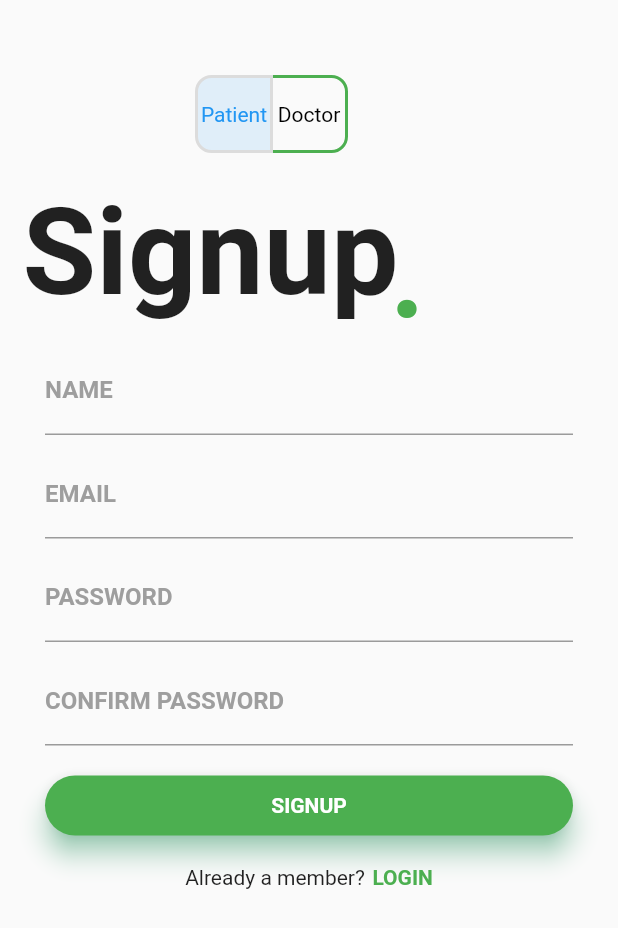
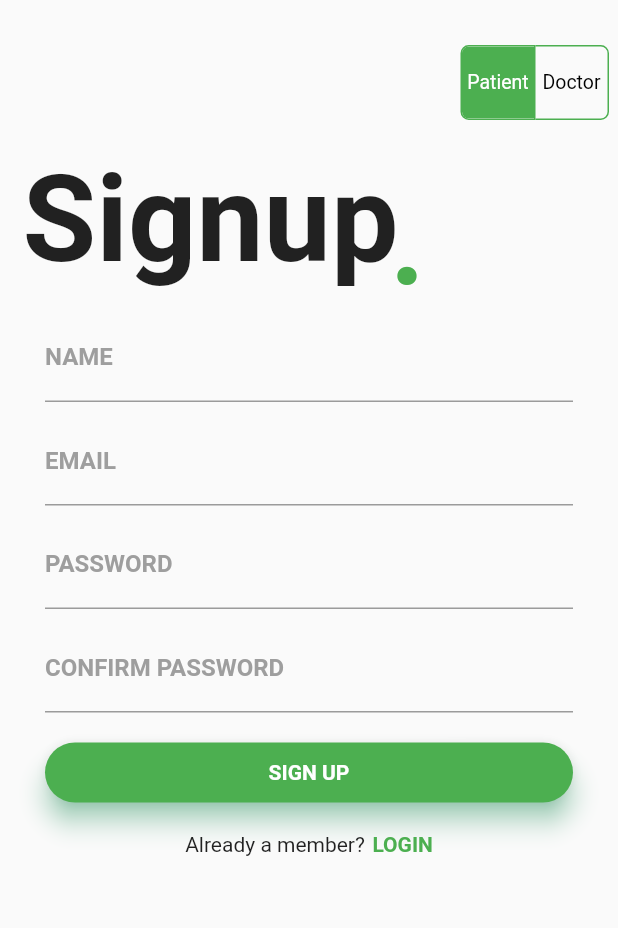
Before and after one commit to NazmuMasood/Doctors_app, a Flutter app: the SignupDocScreen screen opened by its route, after a tap on "Patient", on a phone screen of 412 x 824 dp. Shown: the top 928 px of the screen. Run offline on Flutter 3.47's test engine with Material 2 defaults, Android fonts, the light colour scheme and no system bars; our stand-ins replace firebase_auth; accounts and stored records are empty; Roboto replaces fonts that are missing (Montserrat, avenir); key blocks and very long unbroken strings in the code were emptied for the run.

Commit message:
Auth screens Toggle button placement updated

```diff
--- a/lib/screens/auth/signup.dart
+++ b/lib/screens/auth/signup.dart
@@ -35,14 +35,33 @@ class _SignupScreenState extends State<SignupScreen> {
             crossAxisAlignment: CrossAxisAlignment.start,
             children: <Widget>[
               Container(
-                padding: EdgeInsets.fromLTRB(130.0, 50.0, 0.0, 0.0),
+                padding: EdgeInsets.fromLTRB(0.0, 30.0, 6.0, 0.0),
+                alignment: Alignment.centerRight,
                 child: ToggleButtons(
-                  children: <Widget>[Text('Patient'), Text('Doctor')],
+                  children: <Widget>[
+                    Padding(
+                      padding: const EdgeInsets.all(0.0),
+                      child: Text(
+                        'Patient',
+                        style: TextStyle(fontSize: 13),
+                      ),
+                    ),
+                    Padding(
+                      padding: const EdgeInsets.all(0.0),
+                      child: Text(
+                        'Doctor',
+                        style: TextStyle(fontSize: 13),
+                      ),
+                    ),
+                  ],
                   borderColor: Colors.green,
                   color: Colors.black,
-                  borderRadius: BorderRadius.circular(10),
-                  borderWidth: 2,
+                  borderRadius: BorderRadius.circular(5),
+                  borderWidth: 1,
                   highlightColor: Colors.redAccent,
+                  selectedBorderColor: Colors.green,
+                  selectedColor: Colors.white,
+                  fillColor: Colors.green,
                   onPressed: (int index) {
                     setState(() {
                       if (!isSelected[index]) {
@@ -186,7 +205,7 @@ class _SignupScreenState extends State<SignupScreen> {
                                 onTap: save,
                                 child: Center(
                                   child: Text(
-                                    'SIGNUP',
+                                    'SIGN UP',
                                     style: TextStyle(
                                         color: Colors.white,
                                         fontWeight: FontWeight.bold,
--- a/lib/screens/auth/signupdoc.dart
+++ b/lib/screens/auth/signupdoc.dart
@@ -1,6 +1,8 @@
+import 'package:flutter/cupertino.dart';
 import 'package:flutter/material.dart';
 import 'package:firebase_auth/firebase_auth.dart';
 import 'package:doctors_app/screens/auth/logindoc.dart';
+import 'package:flutter/rendering.dart';
 
 class SignupDocScreen extends StatefulWidget {
   @override
@@ -35,24 +37,43 @@ class _SignupDocScreenState extends State<SignupDocScreen> {
             crossAxisAlignment: CrossAxisAlignment.start,
             children: <Widget>[
               Container(
-                padding: EdgeInsets.fromLTRB(130.0, 50.0, 0.0, 0.0),
+                padding: EdgeInsets.fromLTRB(0.0, 30.0, 6.0, 0.0),
+                alignment: Alignment.centerRight,
                 child: ToggleButtons(
-                  children: <Widget>[Text('Patient'), Text('Doctor')],
+                  children: <Widget>[
+                    Padding(
+                      padding: const EdgeInsets.all(0.0),
+                      child: Text(
+                        'Patient',
+                        style: TextStyle(fontSize: 13),
+                      ),
+                    ),
+                    Padding(
+                      padding: const EdgeInsets.all(0.0),
+                      child: Text(
+                        'Doctor',
+                        style: TextStyle(fontSize: 13),
+                      ),
+                    ),
+                  ],
                   borderColor: Colors.green,
                   color: Colors.black,
-                  borderRadius: BorderRadius.circular(10),
-                  borderWidth: 2,
+                  borderRadius: BorderRadius.circular(5),
+                  borderWidth: 1,
                   highlightColor: Colors.redAccent,
+                  selectedBorderColor: Colors.green,
+                  selectedColor: Colors.white,
+                  fillColor: Colors.green,
                   onPressed: (int index) {
                     setState(() {
-                      for (int buttonIndex = 0;
-                          buttonIndex < isSelected.length;
-                          buttonIndex++) {
-                        if (buttonIndex == index) {
-                          isSelected[buttonIndex] = true;
-                          Navigator.of(context).pushNamed('/signup');
-                        } else {
-                          isSelected[buttonIndex] = false;
+                      if (!isSelected[index]) {
+                        for (int i = 0; i < isSelected.length; i++) {
+                          if (i == index) {
+                            isSelected[i] = true;
+                            Navigator.of(context).pushNamed('/signup');
+                          } else {
+                            isSelected[i] = false;
+                          }
                         }
                       }
                     });
@@ -66,13 +87,13 @@ class _SignupDocScreenState extends State<SignupDocScreen> {
                     Container(
                       padding: EdgeInsets.fromLTRB(15.0, 20.0, 0.0, 0.0),
                       child: Text(
-                        'Doctor',
+                        'Signup',
                         style: TextStyle(
                             fontSize: 80.0, fontWeight: FontWeight.bold),
                       ),
                     ),
                     Container(
-                      padding: EdgeInsets.fromLTRB(260.0, 23.0, 0.0, 0.0),
+                      padding: EdgeInsets.fromLTRB(260.0, 35.0, 0.0, 0.0),
                       child: Text(
                         '.',
                         style: TextStyle(
@@ -186,7 +207,7 @@ class _SignupDocScreenState extends State<SignupDocScreen> {
                                 onTap: save,
                                 child: Center(
                                   child: Text(
-                                    'SIGNUP',
+                                    'SIGN UP',
                                     style: TextStyle(
                                         color: Colors.white,
                                         fontWeight: FontWeight.bold,
```
Also changed, not shown: lib/screens/auth/login.dart (+26 -7 lines), lib/screens/auth/logindoc.dart (+26 -8 lines).
